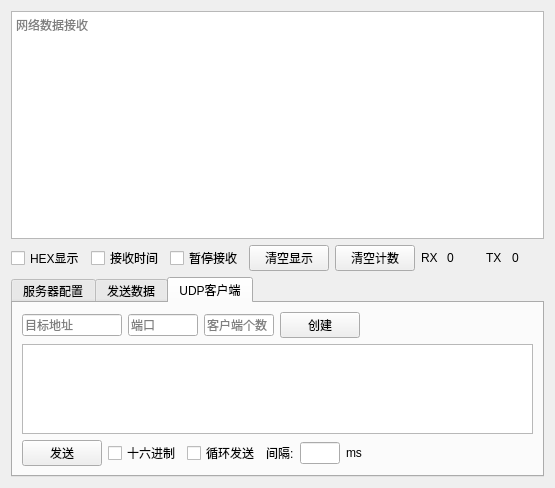
BeiChenYx/NetDebug, file UI/UDPServer.ui: the form before one commit.
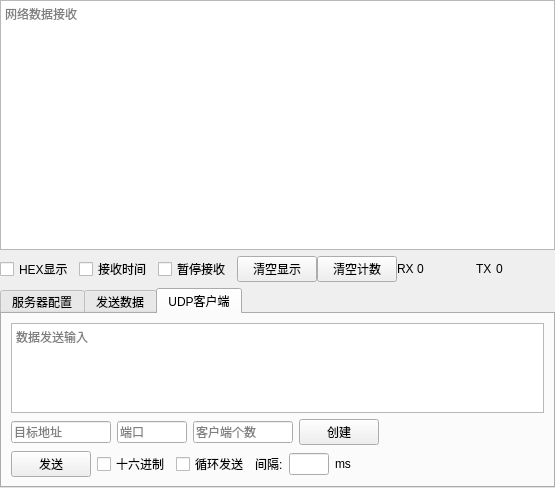
The form after the commit.

```diff
--- a/UI/UDPServer.ui
+++ b/UI/UDPServer.ui
@@ -17,6 +17,21 @@
    <string notr="true"/>
   </property>
   <layout class="QGridLayout" name="gridLayout">
+   <property name="leftMargin">
+    <number>0</number>
+   </property>
+   <property name="topMargin">
+    <number>0</number>
+   </property>
+   <property name="rightMargin">
+    <number>0</number>
+   </property>
+   <property name="bottomMargin">
+    <number>0</number>
+   </property>
+   <property name="horizontalSpacing">
+    <number>0</number>
+   </property>
    <item row="0" column="0">
     <widget class="QTextEdit" name="textEdit">
      <property name="placeholderText">
@@ -209,7 +224,76 @@
        <string>UDP客户端</string>
       </attribute>
       <layout class="QGridLayout" name="gridLayout_4">
-       <item row="0" column="0">
+       <item row="1" column="0">
+        <widget class="QTextEdit" name="textEdit_send_client">
+         <property name="placeholderText">
+          <string>数据发送输入</string>
+         </property>
+        </widget>
+       </item>
+       <item row="3" column="0">
+        <layout class="QHBoxLayout" name="horizontalLayout_8">
+         <item>
+          <widget class="QPushButton" name="pushButton_send_client">
+           <property name="text">
+            <string>发送</string>
+           </property>
+          </widget>
+         </item>
+         <item>
+          <widget class="QCheckBox" name="checkBox_hex_client">
+           <property name="text">
+            <string>十六进制</string>
+           </property>
+          </widget>
+         </item>
+         <item>
+          <widget class="QCheckBox" name="checkBox_times_client">
+           <property name="text">
+            <string>循环发送</string>
+           </property>
+          </widget>
+         </item>
+         <item>
+          <widget class="QLabel" name="label_7">
+           <property name="text">
+            <string>间隔:</string>
+           </property>
+          </widget>
+         </item>
+         <item>
+          <widget class="QLineEdit" name="lineEdit_times_client">
+           <property name="maximumSize">
+            <size>
+             <width>40</width>
+             <height>16777215</height>
+            </size>
+           </property>
+          </widget>
+         </item>
+         <item>
+          <widget class="QLabel" name="label_8">
+           <property name="text">
+            <string>ms</string>
+           </property>
+          </widget>
+         </item>
+         <item>
+          <spacer name="horizontalSpacer_5">
+           <property name="orientation">
+            <enum>Qt::Horizontal</enum>
+           </property>
+           <property name="sizeHint" stdset="0">
+            <size>
+             <width>133</width>
+             <height>20</height>
+            </size>
+           </property>
+          </spacer>
+         </item>
+        </layout>
+       </item>
+       <item row="2" column="0">
         <layout class="QHBoxLayout" name="horizontalLayout_9">
          <item>
           <widget class="QLineEdit" name="lineEdit_2">
@@ -241,7 +325,7 @@
           <widget class="QLineEdit" name="lineEdit_4">
            <property name="maximumSize">
             <size>
-             <width>70</width>
+             <width>100</width>
              <height>16777215</height>
             </size>
            </property>
@@ -272,71 +356,6 @@
          </item>
         </layout>
        </item>
-       <item row="1" column="0">
-        <widget class="QTextEdit" name="textEdit_3"/>
-       </item>
-       <item row="2" column="0">
-        <layout class="QHBoxLayout" name="horizontalLayout_8">
-         <item>
-          <widget class="QPushButton" name="pushButton_4">
-           <property name="text">
-            <string>发送</string>
-           </property>
-          </widget>
-         </item>
-         <item>
-          <widget class="QCheckBox" name="checkBox_5">
-           <property name="text">
-            <string>十六进制</string>
-           </property>
-          </widget>
-         </item>
-         <item>
-          <widget class="QCheckBox" name="checkBox_6">
-           <property name="text">
-            <string>循环发送</string>
-           </property>
-          </widget>
-         </item>
-         <item>
-          <widget class="QLabel" name="label_7">
-           <property name="text">
-            <string>间隔:</string>
-           </property>
-          </widget>
-         </item>
-         <item>
-          <widget class="QLineEdit" name="lineEdit_6">
-           <property name="maximumSize">
-            <size>
-             <width>40</width>
-             <height>16777215</height>
-            </size>
-           </property>
-          </widget>
-         </item>
-         <item>
-          <widget class="QLabel" name="label_8">
-           <property name="text">
-            <string>ms</string>
-           </property>
-          </widget>
-         </item>
-         <item>
-          <spacer name="horizontalSpacer_5">
-           <property name="orientation">
-            <enum>Qt::Horizontal</enum>
-           </property>
-           <property name="sizeHint" stdset="0">
-            <size>
-             <width>133</width>
-             <height>20</height>
-            </size>
-           </property>
-          </spacer>
-         </item>
-        </layout>
-       </item>
       </layout>
      </widget>
     </widget>
```
Left out of the diff: 22 changed lines with no effect on the pictures.
